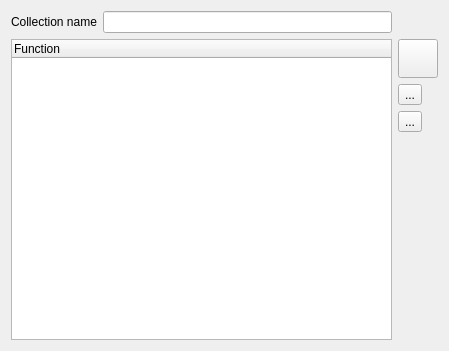
This is ui/src/collectioneditor.ui in mcallegari/qlcplus as Qt 5 draws it before an edit. The edited form follows.
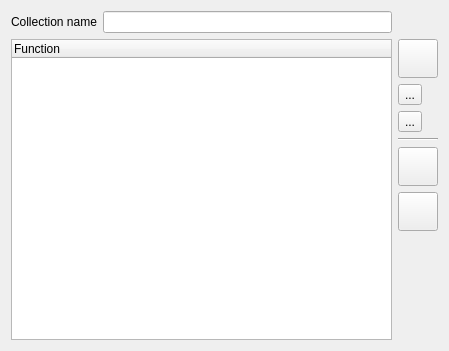
This is the edited form. Icons and pictures are not drawn.

Commit message: UI/Collection Editor: allow multiple selection and added Function reordering buttons

```diff
--- a/ui/src/collectioneditor.ui
+++ b/ui/src/collectioneditor.ui
@@ -33,6 +33,40 @@
    <string>Collection editor</string>
   </property>
   <layout class="QGridLayout" name="gridLayout">
+   <item row="6" column="3">
+    <widget class="QToolButton" name="m_moveDown">
+     <property name="toolTip">
+      <string>Move the selected functions down</string>
+     </property>
+     <property name="icon">
+      <iconset resource="qlcui.qrc">
+       <normaloff>:/down.png</normaloff>:/down.png</iconset>
+     </property>
+     <property name="iconSize">
+      <size>
+       <width>32</width>
+       <height>32</height>
+      </size>
+     </property>
+    </widget>
+   </item>
+   <item row="5" column="3">
+    <widget class="QToolButton" name="m_moveUp">
+     <property name="toolTip">
+      <string>Move the selected functions up</string>
+     </property>
+     <property name="icon">
+      <iconset resource="qlcui.qrc">
+       <normaloff>:/up.png</normaloff>:/up.png</iconset>
+     </property>
+     <property name="iconSize">
+      <size>
+       <width>32</width>
+       <height>32</height>
+      </size>
+     </property>
+    </widget>
+   </item>
    <item row="0" column="0">
     <widget class="QLabel" name="m_nameLabel">
      <property name="sizePolicy">
@@ -93,7 +127,7 @@
      </property>
     </widget>
    </item>
-   <item row="5" column="3">
+   <item row="7" column="3">
     <spacer>
      <property name="orientation">
       <enum>Qt::Vertical</enum>
@@ -126,8 +160,14 @@
      </property>
     </widget>
    </item>
-   <item row="1" column="0" rowspan="5" colspan="2">
+   <item row="1" column="0" rowspan="7" colspan="2">
     <widget class="QTreeWidget" name="m_tree">
+     <property name="alternatingRowColors">
+      <bool>true</bool>
+     </property>
+     <property name="selectionMode">
+      <enum>QAbstractItemView::ExtendedSelection</enum>
+     </property>
      <property name="rootIsDecorated">
       <bool>false</bool>
      </property>
@@ -140,6 +180,9 @@
      <property name="allColumnsShowFocus">
       <bool>true</bool>
      </property>
+     <property name="expandsOnDoubleClick">
+      <bool>false</bool>
+     </property>
      <column>
       <property name="text">
        <string>Function</string>
@@ -147,6 +190,13 @@
      </column>
     </widget>
    </item>
+   <item row="4" column="3">
+    <widget class="Line" name="line">
+     <property name="orientation">
+      <enum>Qt::Horizontal</enum>
+     </property>
+    </widget>
+   </item>
   </layout>
  </widget>
  <resources>
```
Left out of the diff: 4 changed lines with no effect on the pictures. The commit also changes 3 other files.
